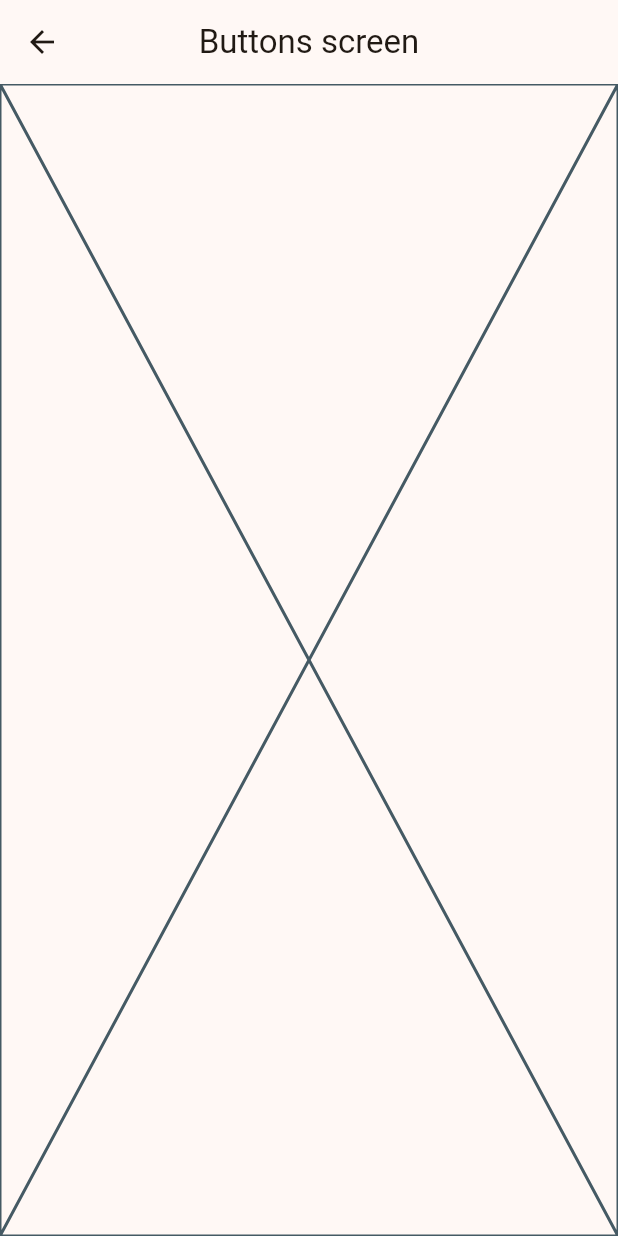
After one commit to garciaeury26/widgets_app, a Flutter app: the ButtonScreen screen opened by its route, on a phone screen of 412 x 824 dp. The commit adds this screen. Run offline on Flutter 3.47's test engine with Material 2 defaults, Android fonts, the phone set to English and light mode, and no system bars.

Commit message:
rutas basicas configuradas

```diff
--- a/lib/config/menu/menu_items.dart
+++ b/lib/config/menu/menu_items.dart
@@ -17,12 +17,12 @@ const appMenuItems = <MenuItem>[
   MenuItem(
       title: 'Botonones',
       subTitle: 'varios botones en flutter',
-      link: '/botones',
+      link: '/home',
       icon: Icons.home),
   MenuItem(
       title: 'Targetas',
       subTitle: 'Un contenedor estilizado',
-      link: '/targetas',
+      link: '/buttons',
       icon: Icons.home),
   MenuItem(
       title: 'Home', subTitle: 'Home', link: 'home', icon: Icons.credit_card),
--- a/lib/main.dart
+++ b/lib/main.dart
@@ -1,5 +1,6 @@
 import 'package:flutter/material.dart';
 import 'package:widgets_app/config/theme/app_theme.dart';
+import 'package:widgets_app/presentations/screens/buttons/buttons_screens.dart';
 import 'package:widgets_app/presentations/screens/home/home_screen.dart';
 
 void main() => runApp(const MyApp());
@@ -12,6 +13,10 @@ class MyApp extends StatelessWidget {
 
 
     return MaterialApp(
+      routes: {
+        '/buttons': (context) => const ButtonScreen(),
+        '/home':(context) => const HomeScreen()
+      },
       theme:AppTheme(selectedColor: 6).getTheme(),
       debugShowCheckedModeBanner: false,
       title: 'Material App',
--- /dev/null
+++ b/lib/presentations/screens/buttons/buttons_screens.dart
@@ -0,0 +1,17 @@
+
+import 'package:flutter/cupertino.dart';
+import 'package:flutter/material.dart';
+
+class ButtonScreen extends StatelessWidget {
+  const ButtonScreen({super.key});
+
+  @override
+  Widget build(BuildContext context) {
+    return Scaffold(
+      appBar: AppBar(
+        title: const Text('Buttons screen'),
+      ),
+      body: const Placeholder(),
+    );
+  }
+}
```
Also changed, not shown: lib/presentations/screens/home/home_screen.dart (+8 -1 lines).
